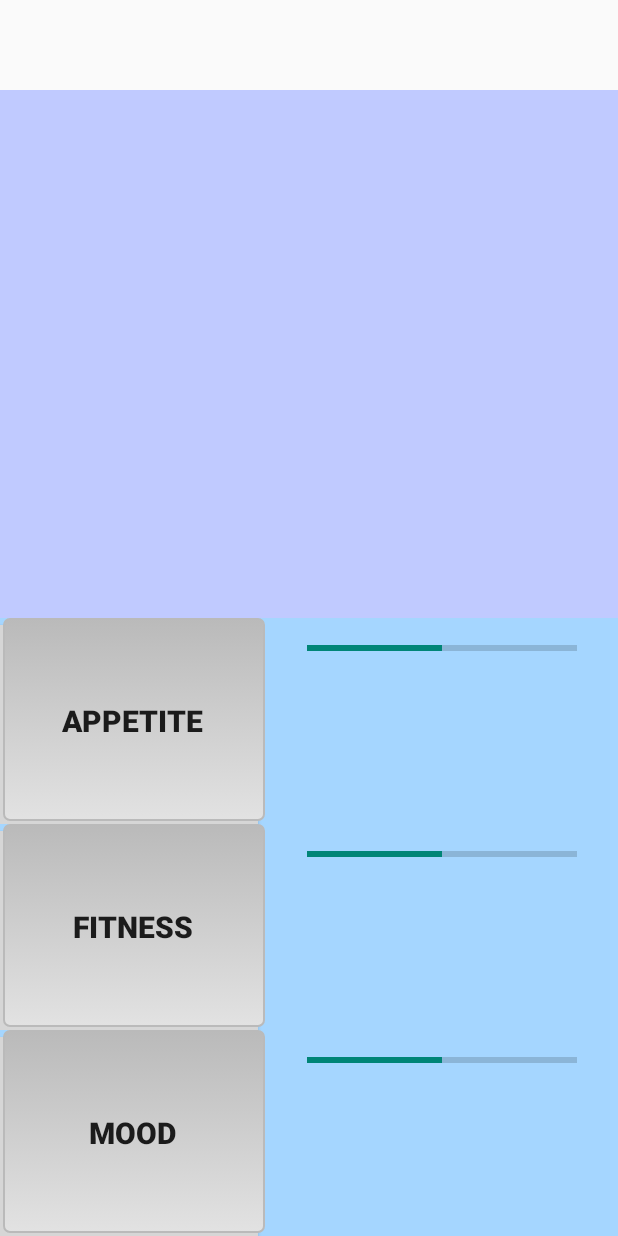
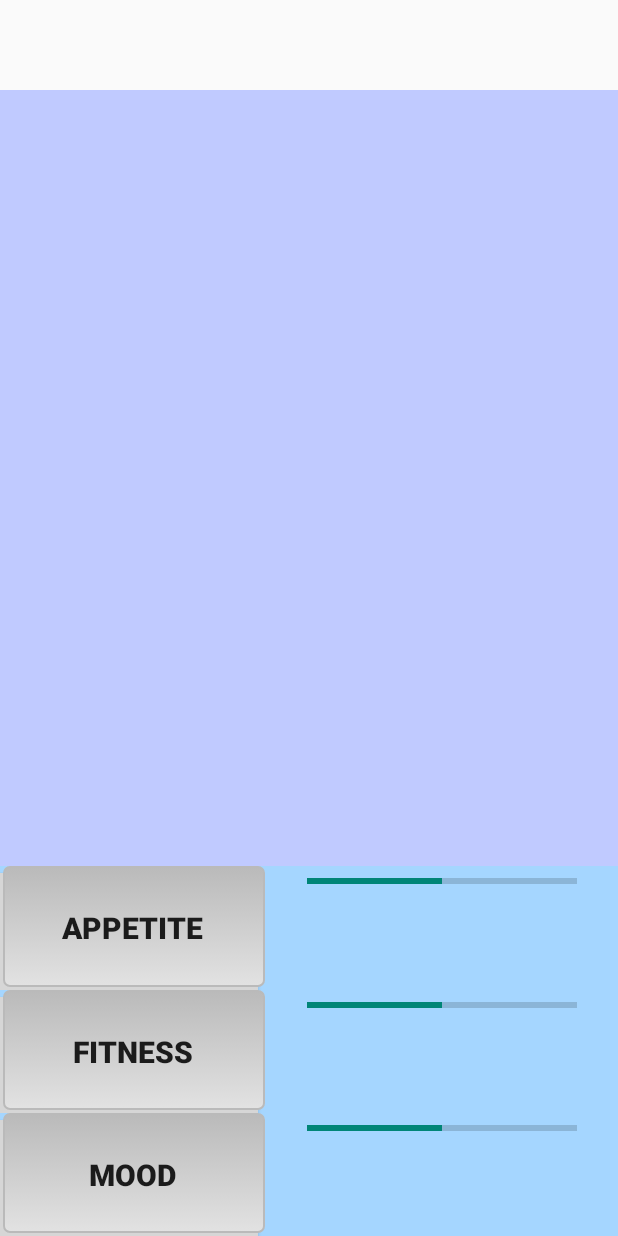
Before and after one commit to DiNear/Pengwings, an Android app: the layout layout_menu.xml on its own in the app's theme, with its tools: preview values and no code run, on a phone screen of 412 x 824 dp. Run offline under Robolectric (Android 15) with nearby library versions, the phone set to English and light mode, and no system bars.

Commit message:
layout ratio change

```diff
--- a/Pengwings/app/src/main/res/layout/layout_menu.xml
+++ b/Pengwings/app/src/main/res/layout/layout_menu.xml
@@ -10,7 +10,7 @@
         android:layout_height="match_parent"
         android:background="#ffc0caff"
         android:layout_marginTop="60dp"
-        android:layout_weight="1">
+        android:layout_weight="0.3">
 
     </LinearLayout>
 
@@ -18,7 +18,7 @@
         android:orientation="vertical"
         android:layout_width="match_parent"
         android:layout_height="match_parent"
-        android:layout_weight="1"
+        android:layout_weight="0.7"
         android:background="#ffa5d6ff">
 
         <LinearLayout
@@ -56,7 +56,7 @@
                 <ProgressBar
                     style="@style/Widget.AppCompat.ProgressBar.Horizontal"
                     android:layout_width="180dp"
-                    android:layout_height="40dp"
+                    android:layout_height="20dp"
                     android:layout_centerHorizontal="true"
                     android:id="@+id/appetiteBar"
                     android:max="100"
@@ -113,7 +113,7 @@
                 <ProgressBar
                     style="@style/Widget.AppCompat.ProgressBar.Horizontal"
                     android:layout_width="180dp"
-                    android:layout_height="40dp"
+                    android:layout_height="20dp"
                     android:layout_centerHorizontal="true"
                     android:id="@+id/fitnessBar"
                     android:max="100"
@@ -170,7 +170,7 @@
                 <ProgressBar
                     style="@style/Widget.AppCompat.ProgressBar.Horizontal"
                     android:layout_width="180dp"
-                    android:layout_height="40dp"
+                    android:layout_height="20dp"
                     android:layout_centerHorizontal="true"
                     android:id="@+id/moodBar"
                     android:max="100"
```
